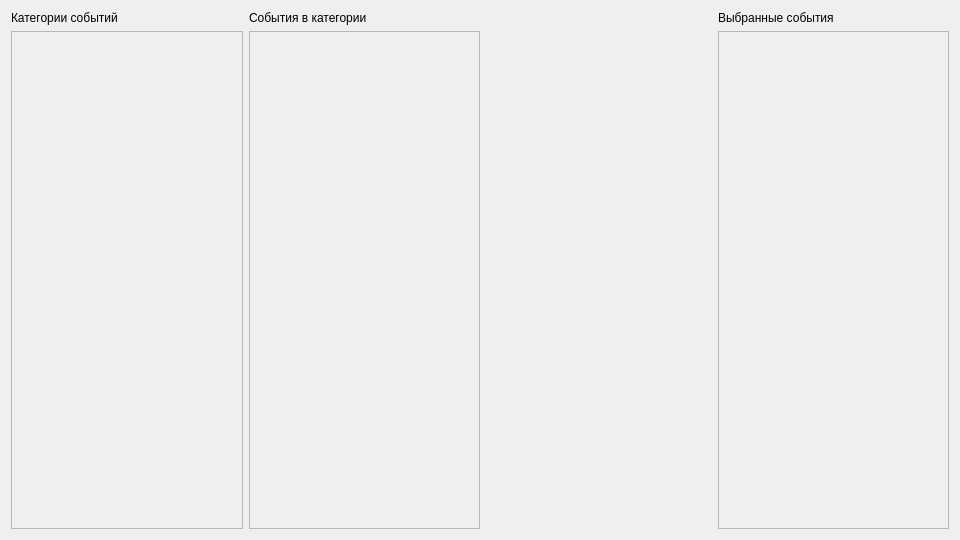
Before: the Qt Designer form ui/MainMenuWidget.ui in xamlo721/SecurityHelper, drawn with Qt 5.
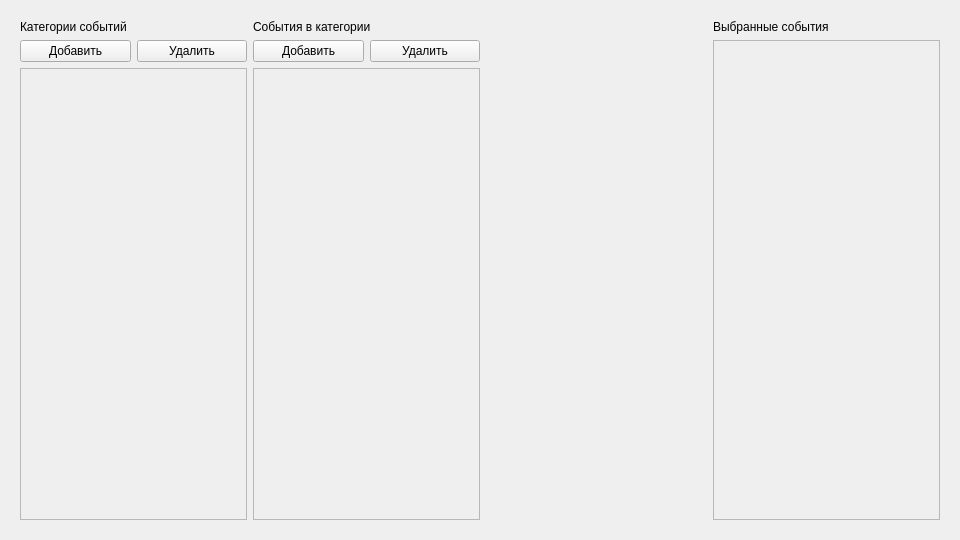
After: the same form once the commit is applied.

Commit message: add admin/user toolbar & menu

```diff
--- a/ui/MainMenuWidget.ui
+++ b/ui/MainMenuWidget.ui
@@ -13,8 +13,155 @@
   <property name="windowTitle">
    <string>Form</string>
   </property>
-  <layout class="QHBoxLayout" name="horizontalLayout">
+  <layout class="QGridLayout" name="gridLayout_2">
+   <item row="0" column="1">
+    <widget class="QStackedWidget" name="stackedWidget">
+     <property name="currentIndex">
+      <number>0</number>
+     </property>
+     <widget class="QWidget" name="widget_admin_main_menu">
+      <layout class="QGridLayout" name="gridLayout_5">
+       <item row="0" column="0">
+        <layout class="QVBoxLayout" name="verticalLayout_categories_2">
    <item>
+          <widget class="QLabel" name="label_categories_title_2">
+           <property name="text">
+            <string>Категории событий</string>
+           </property>
+          </widget>
+         </item>
+         <item>
+          <layout class="QGridLayout" name="gridLayout_3">
+           <item row="0" column="0">
+            <widget class="QPushButton" name="pushButton_add_category">
+             <property name="text">
+              <string>Добавить</string>
+             </property>
+            </widget>
+           </item>
+           <item row="0" column="1">
+            <widget class="QPushButton" name="pushButton_delete_categories">
+             <property name="text">
+              <string>Удалить</string>
+             </property>
+            </widget>
+           </item>
+          </layout>
+         </item>
+         <item>
+          <widget class="QScrollArea" name="scrollArea_categories_2">
+           <property name="layoutDirection">
+            <enum>Qt::LeftToRight</enum>
+           </property>
+           <property name="widgetResizable">
+            <bool>true</bool>
+           </property>
+           <widget class="QWidget" name="scrollAreaWidgetContents_categories_2">
+            <property name="geometry">
+             <rect>
+              <x>0</x>
+              <y>0</y>
+              <width>223</width>
+              <height>446</height>
+             </rect>
+            </property>
+           </widget>
+          </widget>
+         </item>
+        </layout>
+       </item>
+       <item row="0" column="1">
+        <layout class="QVBoxLayout" name="verticalLayout_events_2">
+         <item>
+          <widget class="QLabel" name="label_events_title_2">
+           <property name="text">
+            <string>События в категории</string>
+           </property>
+          </widget>
+         </item>
+         <item>
+          <layout class="QGridLayout" name="gridLayout_4">
+           <item row="0" column="0">
+            <widget class="QPushButton" name="pushButton_add_event">
+             <property name="text">
+              <string>Добавить</string>
+             </property>
+            </widget>
+           </item>
+           <item row="0" column="1">
+            <widget class="QPushButton" name="pushButton_delete_events">
+             <property name="text">
+              <string>Удалить</string>
+             </property>
+            </widget>
+           </item>
+          </layout>
+         </item>
+         <item>
+          <widget class="QScrollArea" name="scrollArea_events_2">
+           <property name="widgetResizable">
+            <bool>true</bool>
+           </property>
+           <widget class="QWidget" name="scrollAreaWidgetContents_events_2">
+            <property name="geometry">
+             <rect>
+              <x>0</x>
+              <y>0</y>
+              <width>222</width>
+              <height>446</height>
+             </rect>
+            </property>
+           </widget>
+          </widget>
+         </item>
+        </layout>
+       </item>
+       <item row="0" column="2">
+        <spacer name="horizontalSpacer_2">
+         <property name="orientation">
+          <enum>Qt::Horizontal</enum>
+         </property>
+         <property name="sizeHint" stdset="0">
+          <size>
+           <width>224</width>
+           <height>20</height>
+          </size>
+         </property>
+        </spacer>
+       </item>
+       <item row="0" column="3">
+        <layout class="QVBoxLayout" name="verticalLayout_selectes_eventes_2">
+         <item>
+          <widget class="QLabel" name="label_selectes_eventes_title_2">
+           <property name="text">
+            <string>Выбранные события</string>
+           </property>
+          </widget>
+         </item>
+         <item>
+          <widget class="QScrollArea" name="scrollArea_selectes_eventes_2">
+           <property name="widgetResizable">
+            <bool>true</bool>
+           </property>
+           <widget class="QWidget" name="scrollAreaWidgetContents_selectes_eventes_2">
+            <property name="geometry">
+             <rect>
+              <x>0</x>
+              <y>0</y>
+              <width>222</width>
+              <height>478</height>
+             </rect>
+            </property>
+           </widget>
+          </widget>
+         </item>
+        </layout>
+       </item>
+      </layout>
+     </widget>
+     <widget class="QWidget" name="widget_user_main_menu">
+      <layout class="QGridLayout" name="gridLayout">
+       <item row="0" column="0">
     <layout class="QVBoxLayout" name="verticalLayout_categories">
      <item>
       <widget class="QLabel" name="label_categories_title">
@@ -36,8 +183,8 @@
          <rect>
           <x>0</x>
           <y>0</y>
-          <width>227</width>
-          <height>499</height>
+              <width>223</width>
+              <height>478</height>
          </rect>
         </property>
        </widget>
@@ -45,7 +192,7 @@
      </item>
     </layout>
    </item>
-   <item>
+       <item row="0" column="1">
     <layout class="QVBoxLayout" name="verticalLayout_events">
      <item>
       <widget class="QLabel" name="label_events_title">
@@ -64,8 +211,8 @@
          <rect>
           <x>0</x>
           <y>0</y>
-          <width>227</width>
-          <height>499</height>
+              <width>222</width>
+              <height>478</height>
          </rect>
         </property>
        </widget>
@@ -73,20 +220,20 @@
      </item>
     </layout>
    </item>
-   <item>
+       <item row="0" column="2">
     <spacer name="horizontalSpacer">
      <property name="orientation">
       <enum>Qt::Horizontal</enum>
      </property>
      <property name="sizeHint" stdset="0">
       <size>
-       <width>40</width>
+           <width>224</width>
        <height>20</height>
       </size>
      </property>
     </spacer>
    </item>
-   <item>
+       <item row="0" column="3">
     <layout class="QVBoxLayout" name="verticalLayout_selectes_eventes">
      <item>
       <widget class="QLabel" name="label_selectes_eventes_title">
@@ -105,14 +252,18 @@
          <rect>
           <x>0</x>
           <y>0</y>
-          <width>227</width>
-          <height>499</height>
+              <width>222</width>
+              <height>478</height>
          </rect>
         </property>
        </widget>
       </widget>
      </item>
     </layout>
+       </item>
+      </layout>
+     </widget>
+    </widget>
    </item>
   </layout>
  </widget>
```
Lines whose indentation alone changed are shown as unchanged. The commit also changes 14 other files.
